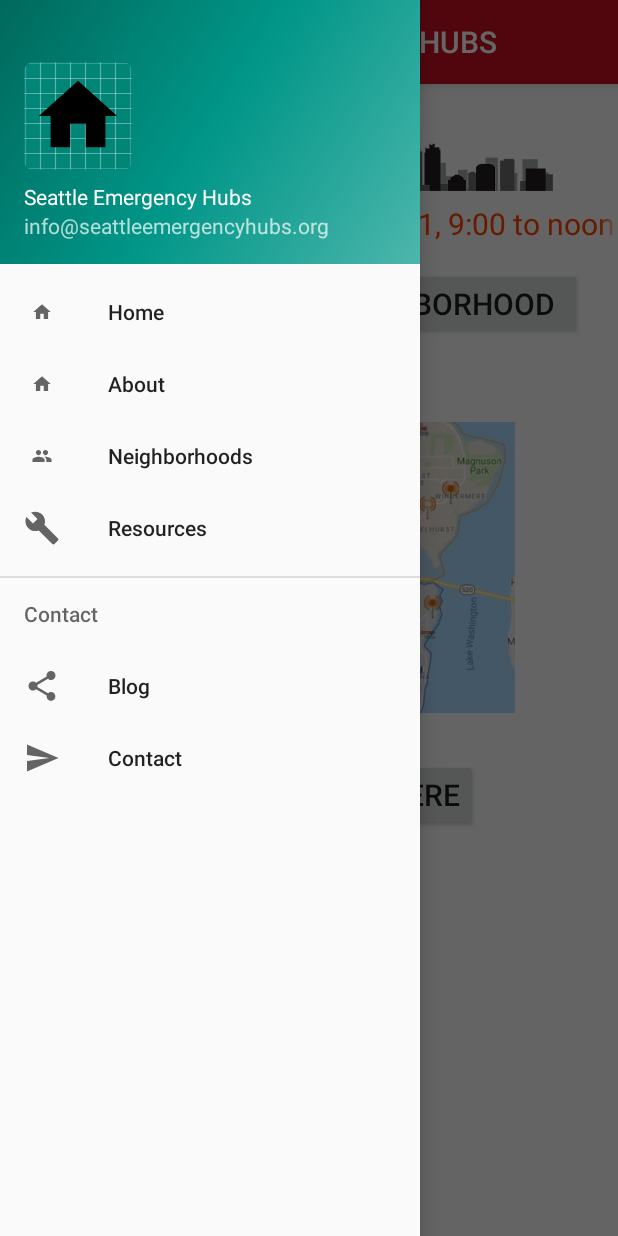
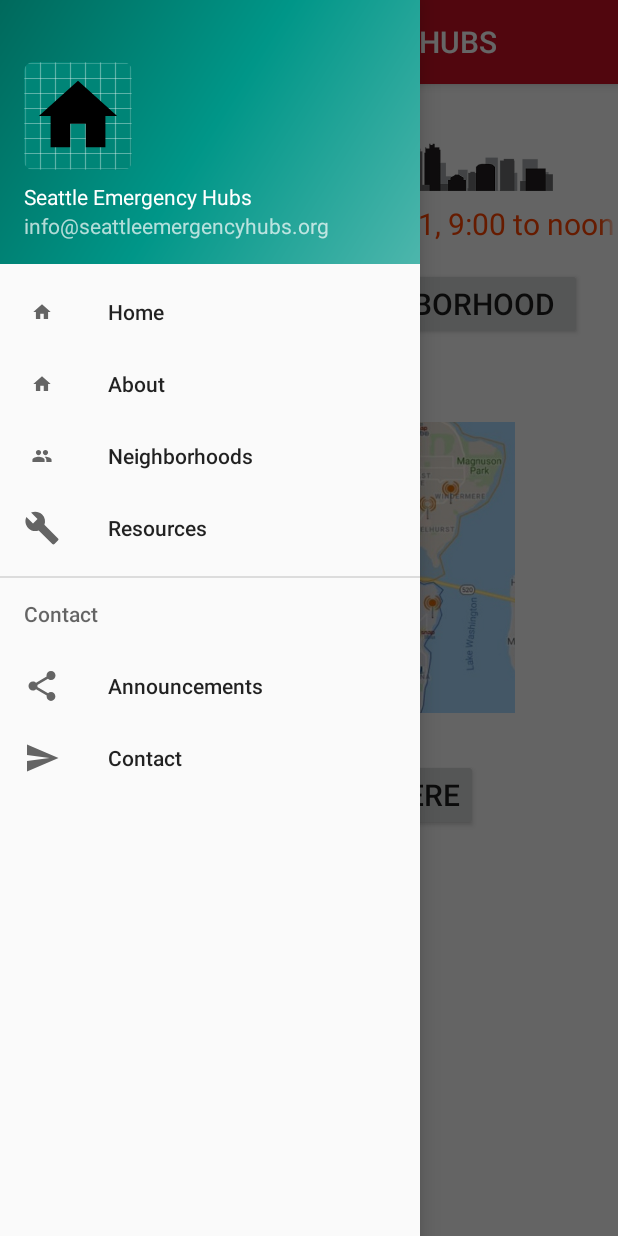
Before and after one commit to jerwest/AD430-Seattle-Emergency-Hubs, an Android app: the screen it shows after launch (MainActivity), with the side drawer open, on a phone screen of 412 x 824 dp. Run offline under Robolectric (Android 15) with nearby library versions, the phone set to English and light mode, and no system bars; our stand-ins replace Firebase (no records; nobody signed in at launch, a user with empty details on screens opened directly).

Commit message:
made small edits, changing name of hubs

```diff
--- a/app/src/main/java/com/cap/seattleemergencyhubs/SelectedNeighborhoods.java
+++ b/app/src/main/java/com/cap/seattleemergencyhubs/SelectedNeighborhoods.java
@@ -56,8 +56,8 @@ public class SelectedNeighborhoods extends AppCompatActivity {
 
     ListView list;
     String[] itemname ={
-            "Emergency Communication Hub",
-            "Emergency Hub",
+            "Communication Hub",
+            "Hub",
             "Block Watch",
             "SNAP",
             "CERT",
--- a/app/src/main/res/values/strings.xml
+++ b/app/src/main/res/values/strings.xml
@@ -11,7 +11,7 @@
     <string name="menu_about">About</string>
     <string name="menu_slideshow">Neighborhoods</string>
     <string name="menu_tools">Resources</string>
-    <string name="menu_share">Blog</string>
+    <string name="menu_share">Announcements</string>
     <string name="menu_send">Contact</string>
     <string name="title_selected_neighborhoods">MY DEFAULT NEIGHBORHOODS</string>
     <string name="title_activity_resourses">Seattle Emergency Hubs</string>
```
